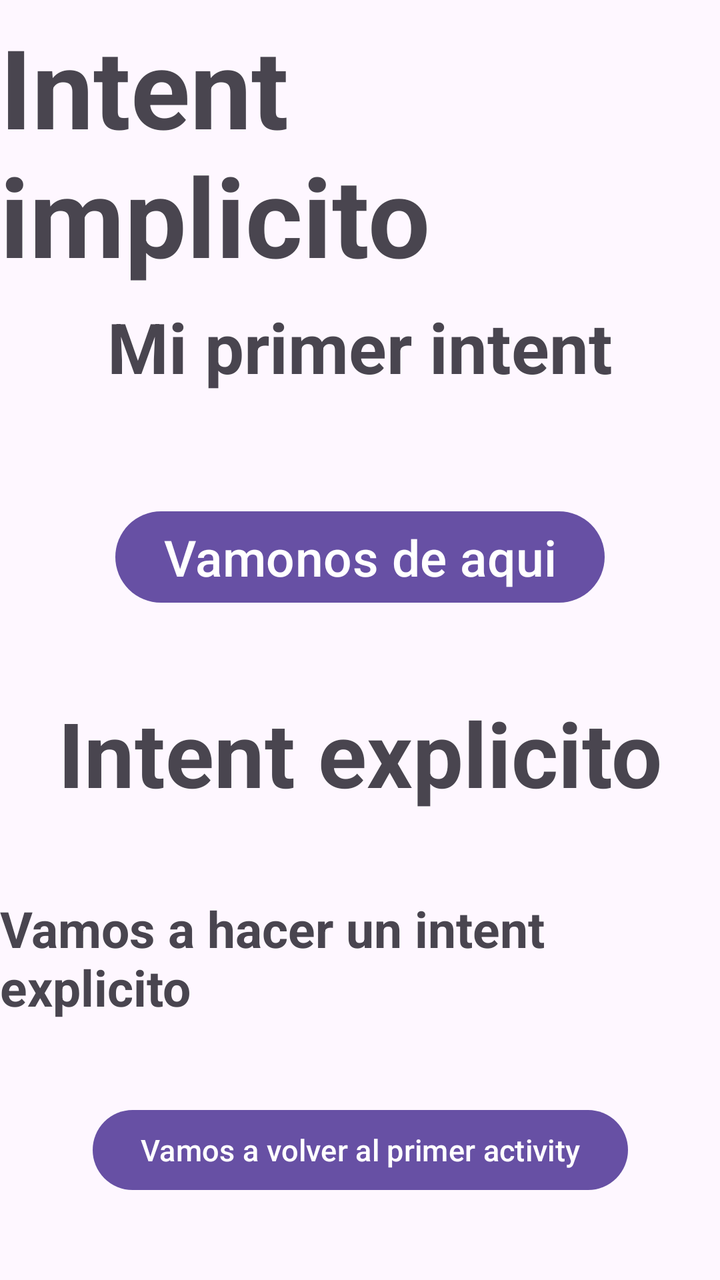
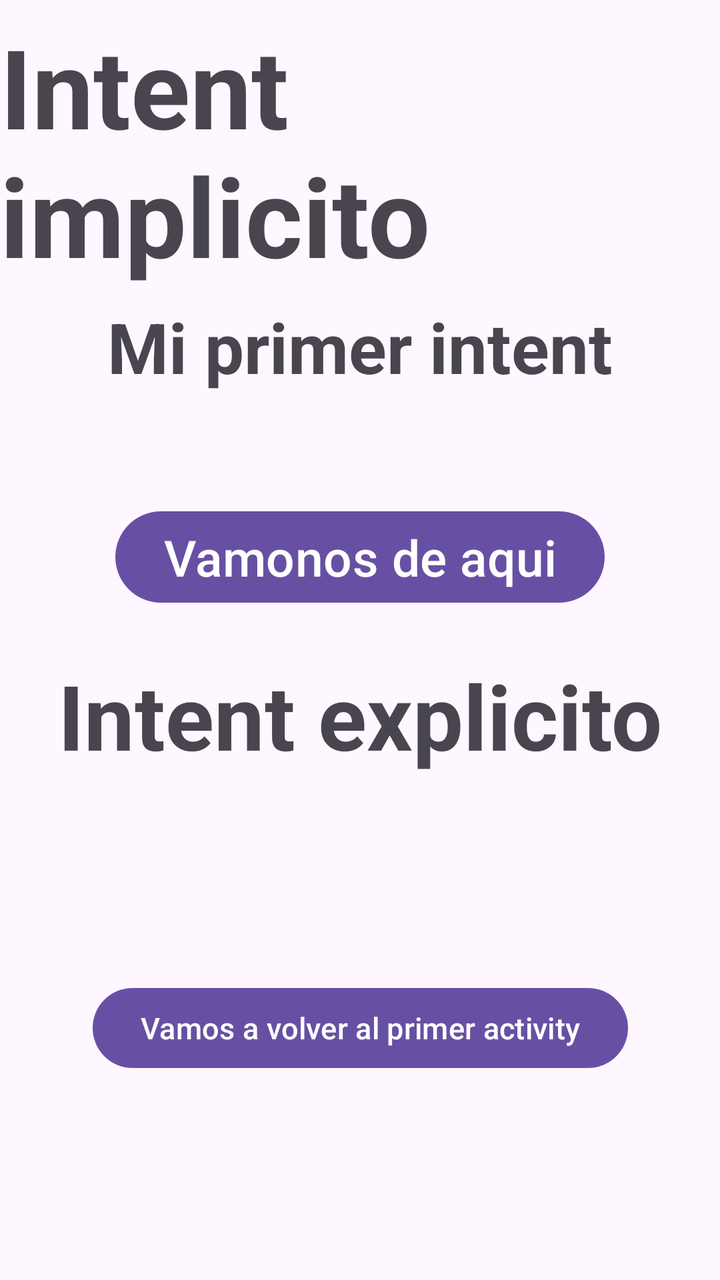

Before-and-after screenshots of an Android layout around one commit, followed by the original layout XML and the change that was made.
<!-- AndroidManifest.xml: application theme Theme.ImplicitIntent -->
<!-- res/layout/activity_main.xml -->
<?xml version="1.0" encoding="utf-8"?>
<androidx.constraintlayout.widget.ConstraintLayout xmlns:android="http://schemas.android.com/apk/res/android"
    xmlns:app="http://schemas.android.com/apk/res-auto"
    xmlns:tools="http://schemas.android.com/tools"
    android:id="@+id/main"
    android:layout_width="match_parent"
    android:layout_height="match_parent"
    tools:context=".MainActivity">
    <TextView
        android:layout_width="wrap_content"
        android:layout_height="wrap_content"
        android:text="@string/Titulo"
        app:layout_constraintBottom_toTopOf="@id/Texto"
        app:layout_constraintStart_toStartOf="parent"
        app:layout_constraintEnd_toEndOf="parent"
        app:layout_constraintTop_toTopOf="parent"
        android:textSize="55sp"
        android:textStyle="bold"/>

    <TextView
        android:id="@+id/Texto"
        android:layout_width="wrap_content"
        android:layout_height="wrap_content"
        android:text="@string/Texto"
        app:layout_constraintEnd_toEndOf="parent"
        app:layout_constraintStart_toStartOf="parent"
        android:layout_marginTop="150dp"
        app:layout_constraintTop_toTopOf="parent"
        android:textSize="35sp"
        android:textStyle="bold"/>

    <Button
        android:id="@+id/boton"
        android:layout_width="wrap_content"
        android:layout_height="wrap_content"
        app:layout_constraintTop_toBottomOf="@id/Texto"
        app:layout_constraintStart_toStartOf="parent"
        app:layout_constraintEnd_toEndOf="parent"
        android:layout_marginTop="55dp"
        android:text="@string/Boton"
        android:textSize="25sp"
        />

    <TextView
        android:id="@+id/titulo2"
        android:layout_width="wrap_content"
        android:layout_height="wrap_content"
        android:textSize="45sp"
        android:text="@string/Titulo2"
        app:layout_constraintTop_toBottomOf="@id/boton"
        app:layout_constraintStart_toStartOf="parent"
        app:layout_constraintEnd_toEndOf="parent"
        app:layout_constraintBottom_toTopOf="@id/segundoTexto"
        android:textStyle="bold"/>

    <TextView
        android:id="@+id/segundoTexto"
        android:layout_width="wrap_content"
        android:layout_height="wrap_content"
        app:layout_constraintTop_toBottomOf="@id/titulo2"
        app:layout_constraintStart_toStartOf="parent"
        app:layout_constraintEnd_toEndOf="parent"
        android:text="@string/TextoExplicito"
        app:layout_constraintBottom_toTopOf="@id/boton2"
        android:textSize="25sp"
        android:textStyle="bold" />

    <Button
        android:id="@+id/boton2"
        android:layout_width="wrap_content"
        android:layout_height="wrap_content"
        app:layout_constraintTop_toBottomOf="@id/segundoTexto"
        app:layout_constraintStart_toStartOf="parent"
        app:layout_constraintEnd_toEndOf="parent"
        app:layout_constraintBottom_toBottomOf="parent"
        android:text="@string/Boton2"
        android:textSize="15sp"/>

</androidx.constraintlayout.widget.ConstraintLayout>
<!-- resources referenced by this layout -->
<resources>
  <string name="Boton">Vamonos de aqui</string>
  <string name="Boton2">Vamos a volver al primer activity</string>
  <string name="Texto">Mi primer intent</string>
  <string name="TextoExplicito">Vamos a hacer un intent explicito</string>
  <string name="Titulo">Intent implicito</string>
  <string name="Titulo2">Intent explicito</string>
  <style name="Theme.ImplicitIntent" parent="Base.Theme.ImplicitIntent" />
  <style name="Base.Theme.ImplicitIntent" parent="Theme.Material3.DayNight.NoActionBar">
          
          
      </style>
</resources>

<!-- the commit's change to res/layout/activity_main.xml (unified diff, before → after) -->
@@ -50,26 +50,16 @@
         app:layout_constraintTop_toBottomOf="@id/boton"
         app:layout_constraintStart_toStartOf="parent"
         app:layout_constraintEnd_toEndOf="parent"
-        app:layout_constraintBottom_toTopOf="@id/segundoTexto"
-        android:textStyle="bold"/>
+        app:layout_constraintBottom_toBottomOf="parent"
+        android:textStyle="bold"
+        android:layout_marginBottom="230dp"/>
 
-    <TextView
-        android:id="@+id/segundoTexto"
-        android:layout_width="wrap_content"
-        android:layout_height="wrap_content"
-        app:layout_constraintTop_toBottomOf="@id/titulo2"
-        app:layout_constraintStart_toStartOf="parent"
-        app:layout_constraintEnd_toEndOf="parent"
-        android:text="@string/TextoExplicito"
-        app:layout_constraintBottom_toTopOf="@id/boton2"
-        android:textSize="25sp"
-        android:textStyle="bold" />
 
     <Button
         android:id="@+id/boton2"
         android:layout_width="wrap_content"
         android:layout_height="wrap_content"
-        app:layout_constraintTop_toBottomOf="@id/segundoTexto"
+        app:layout_constraintTop_toBottomOf="@id/titulo2"
         app:layout_constraintStart_toStartOf="parent"
         app:layout_constraintEnd_toEndOf="parent"
         app:layout_constraintBottom_toBottomOf="parent"
<!-- resource entries referenced after the edit -->
@@ -3,7 +3,6 @@
   <string name="Boton">Vamonos de aqui</string>
   <string name="Boton2">Vamos a volver al primer activity</string>
   <string name="Texto">Mi primer intent</string>
-  <string name="TextoExplicito">Vamos a hacer un intent explicito</string>
   <string name="Titulo">Intent implicito</string>
   <string name="Titulo2">Intent explicito</string>
   <style name="Theme.ImplicitIntent" parent="Base.Theme.ImplicitIntent" />
